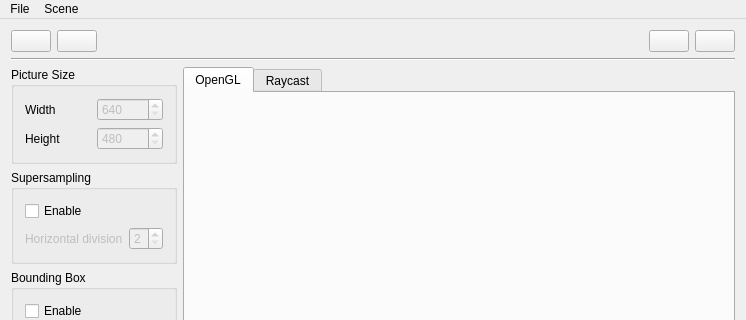
This is Raycasting/mainwindow.ui in paulobruno/Cg2 as Qt 5 draws it before an edit; both pictures show x 0 to 746 and y 0 to 320 of the 746 by 520 pixel window. The edited form follows.
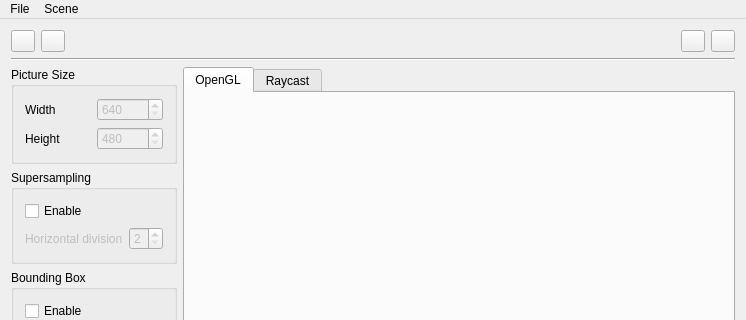
This is the edited form. Custom widgets are drawn as their Qt base class.

The edit to the form file:
```diff
--- a/Raycasting/mainwindow.ui
+++ b/Raycasting/mainwindow.ui
@@ -23,7 +23,13 @@
       <item>
        <layout class="QHBoxLayout" name="horizontalLayout_4">
         <item>
-         <widget class="FlatButton" name="pushButtonLoadFile">
+         <widget class="QPushButton" name="pushButtonLoadFile">
+          <property name="maximumSize">
+           <size>
+            <width>24</width>
+            <height>24</height>
+           </size>
+          </property>
           <property name="toolTip">
            <string>Load Scene</string>
           </property>
@@ -39,7 +45,13 @@
          </widget>
         </item>
         <item>
-         <widget class="FlatButton" name="pushButtonSaveFile">
+         <widget class="QPushButton" name="pushButtonSaveFile">
+          <property name="maximumSize">
+           <size>
+            <width>24</width>
+            <height>24</height>
+           </size>
+          </property>
           <property name="toolTip">
            <string>Save Scene</string>
           </property>
@@ -68,7 +80,13 @@
          </spacer>
         </item>
         <item>
-         <widget class="FlatButton" name="pushButtonRender">
+         <widget class="QPushButton" name="pushButtonRender">
+          <property name="maximumSize">
+           <size>
+            <width>24</width>
+            <height>24</height>
+           </size>
+          </property>
           <property name="toolTip">
            <string>Render Scene</string>
           </property>
@@ -84,7 +102,13 @@
          </widget>
         </item>
         <item>
-         <widget class="FlatButton" name="pushButtonClear">
+         <widget class="QPushButton" name="pushButtonClear">
+          <property name="maximumSize">
+           <size>
+            <width>24</width>
+            <height>24</height>
+           </size>
+          </property>
           <property name="toolTip">
            <string>Clear Scene</string>
           </property>
@@ -365,11 +389,6 @@
    <header location="global">OpenGlWidget.h</header>
    <container>1</container>
   </customwidget>
-  <customwidget>
-   <class>FlatButton</class>
-   <extends>QPushButton</extends>
-   <header location="global">FlatButton.h</header>
-  </customwidget>
  </customwidgets>
  <resources/>
  <connections/>
```
Left out of the diff: 14 changed lines with no effect on the pictures.
